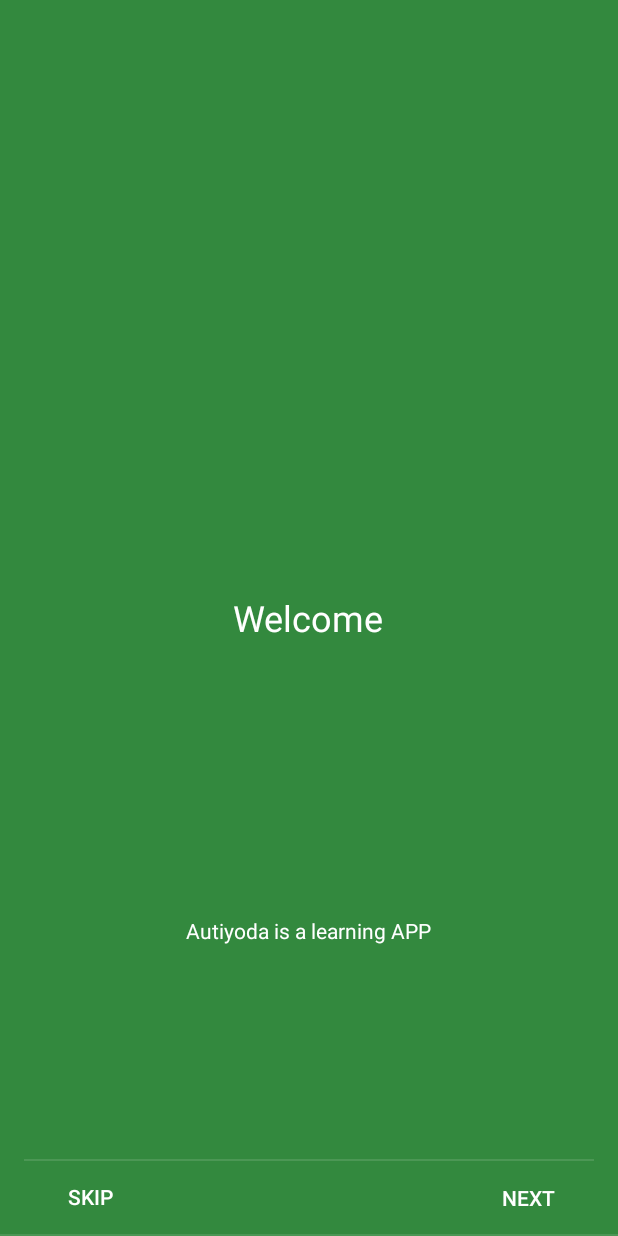
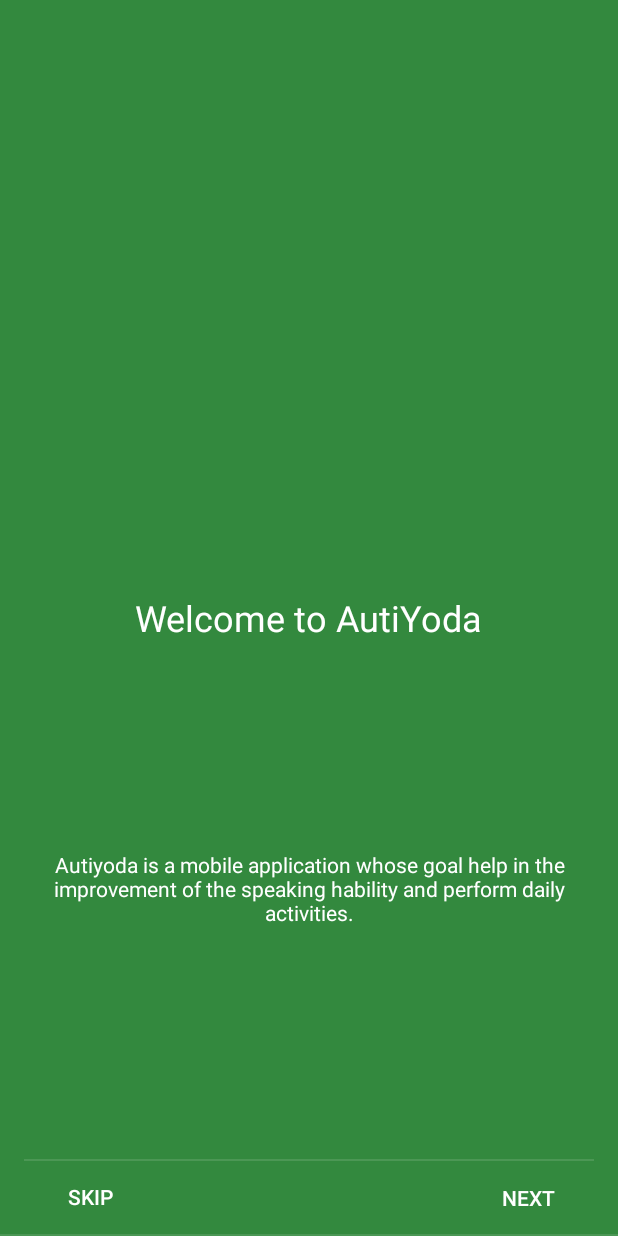
Before and after one commit to kornofilo/AutiYoda, an Android app: the screen it shows after launch (IntroductionActivity), on a phone screen of 412 x 824 dp. Run offline under Robolectric (Android 15) with nearby library versions, the phone set to English and light mode, and no system bars; our stand-ins replace Firebase (no records; nobody signed in at launch, a user with empty details on screens opened directly).

Commit message:
Modo Noche
- Los cambios se aplicarán automáticamente cuando se cambie de tema.
- Corregido el bug que los AlertDialogs no heredaban el estilo del modo noche.

```diff
--- a/App/app/src/main/java/com/rialvik/autiyoda/IntroductionActivity.java
+++ b/App/app/src/main/java/com/rialvik/autiyoda/IntroductionActivity.java
@@ -87,7 +87,7 @@ public class IntroductionActivity extends AppCompatActivity {
         public View onCreateView(LayoutInflater inflater, ViewGroup container,
                                  Bundle savedInstanceState) {
             View rootView = inflater.inflate(R.layout.fragment_introduction, container, false);
-            TextView titleTextView = rootView.findViewById(R.id.TextViewIntroductionTitle);
+            TextView titleTextView = rootView.findViewById(R.id.TextViewIntroductionTitle), descriptionTextView = rootView.findViewById(R.id.textView_Description);
             Button skipButton = rootView.findViewById(R.id.ButtonSkip), nextButton = rootView.findViewById(R.id.Button_Next);
             int next = 0;
 
@@ -96,6 +96,7 @@ public class IntroductionActivity extends AppCompatActivity {
                 case 1:
                     rootView.setBackgroundColor(getResources().getColor(R.color.colorPrimary));
                     titleTextView.setText(R.string.Welcome);
+                    descriptionTextView.setText(R.string.welcome_description);
                     next = 1;
                 break;
 
--- a/App/app/src/main/res/layout/fragment_introduction.xml
+++ b/App/app/src/main/res/layout/fragment_introduction.xml
@@ -82,14 +82,16 @@
         android:textSize="24sp" />
 
     <TextView
-        android:id="@+id/textView5"
+        android:id="@+id/textView_Description"
         android:layout_width="wrap_content"
         android:layout_height="wrap_content"
         android:layout_alignParentBottom="true"
         android:layout_centerHorizontal="true"
         android:layout_marginBottom="194dp"
-        android:textSize="14sp"
+        android:text="@string/welcome_description"
+        android:padding="12dp"
+        android:textAlignment="center"
         android:textColor="@android:color/white"
-        android:text="Autiyoda is a learning APP" />
+        android:textSize="14sp" />
 
 </RelativeLayout>
--- a/App/app/src/main/res/values/strings.xml
+++ b/App/app/src/main/res/values/strings.xml
@@ -115,7 +115,7 @@
     <string name="sign_up_indications">Please, provide de following information in order to create an account.</string>
     <string name="prompt_name">Name</string>
     <string name="prompt_age">Age (in years)</string>
-    <string name="Welcome">Welcome</string>
+    <string name="Welcome">Welcome to AutiYoda</string>
     <string name="sign_up_form_title">Create Account</string>
     <string name="login">Login</string>
     <string name="password_reset">Password Reset</string>
@@ -130,4 +130,5 @@
     <string name="skip">Skip</string>
     <string name="finish">Finish</string>
     <string name="next">Next</string>
+    <string name="welcome_description">Autiyoda is a mobile application whose goal help in the improvement of the speaking hability and perform daily activities.</string>
 </resources>
--- a/App/app/src/main/res/values/styles.xml
+++ b/App/app/src/main/res/values/styles.xml
@@ -27,19 +27,17 @@
         <item name="android:colorBackground">@color/backgroundDark</item>
         <item name="colorAccent">@color/AccentDark</item>
         <item name="colorPrimary">@color/primaryDark</item>
-        <item name="android:textColorPrimary">@color/common_google_signin_btn_text_dark_default
-        </item>
-        <item name="android:textColorSecondary">@color/common_google_signin_btn_text_dark_default
-        </item>
+        <item name="android:textColorPrimary">@android:color/white</item>
+        <item name="android:textColorSecondary">@android:color/white</item>
         <item name="android:textViewStyle">@android:color/white</item>
         <item name="android:textColorHint">@android:color/white</item>
-        <item name="alertDialogTheme">@style/DarkTheme</item>
-        <item name="android:background">@color/backgroundDark</item>
+        <item name="alertDialogTheme">@style/DarkTheme_Dialogs</item>
     </style>
 
-    <style name="AppTheme.NoActionBar.AppBarOverlay" parent="ThemeOverlay.AppCompat.Dark.ActionBar" />
+    <style name="DarkTheme_Dialogs" parent="Theme.AppCompat.Light.Dialog.Alert">
+        <item name="android:background">@color/backgroundDark</item>
+        <item name="android:textColor">@android:color/white</item>
+        <item name="android:textColorPrimary">@android:color/white</item>
 
-    <style name="AppTheme.NoActionBar.PopupOverlay" parent="ThemeOverlay.AppCompat.Light" />
-
-
+    </style>
 </resources>
```
Also changed, not shown: App/app/src/main/java/com/rialvik/autiyoda/PasswordResetActivity.java (+3 -4 lines), App/app/src/main/java/com/rialvik/autiyoda/SettingsFragment.java (+14 -1 lines), 1 other file.
